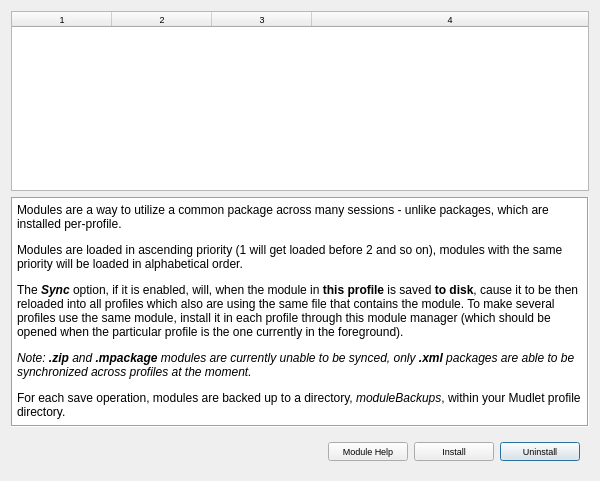
Qt form src/ui/module_manager.ui (Mudlet/Mudlet) before a commit.
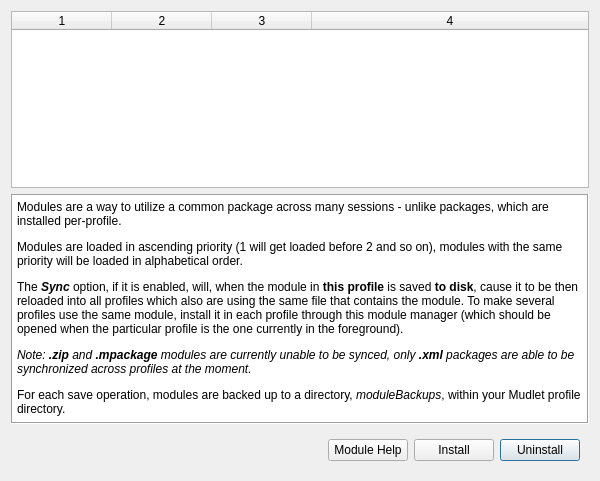
The same form after that commit.

Commit message:
Revise: remove explicit font size setting in module_manager dialog
The default size set was only 7 and 9 for the "help" text - this thus
appears smaller that nearly everything else...

```diff
--- a/src/ui/module_manager.ui
+++ b/src/ui/module_manager.ui
@@ -16,11 +16,6 @@
     <verstretch>0</verstretch>
    </sizepolicy>
   </property>
-  <property name="font">
-   <font>
-    <pointsize>7</pointsize>
-   </font>
-  </property>
   <property name="windowTitle">
    <string>Dialog</string>
   </property>
@@ -71,11 +66,6 @@
        <verstretch>0</verstretch>
       </sizepolicy>
      </property>
-     <property name="font">
-      <font>
-       <pointsize>9</pointsize>
-      </font>
-     </property>
      <property name="inputMethodHints">
       <set>Qt::ImhNone</set>
      </property>
```
